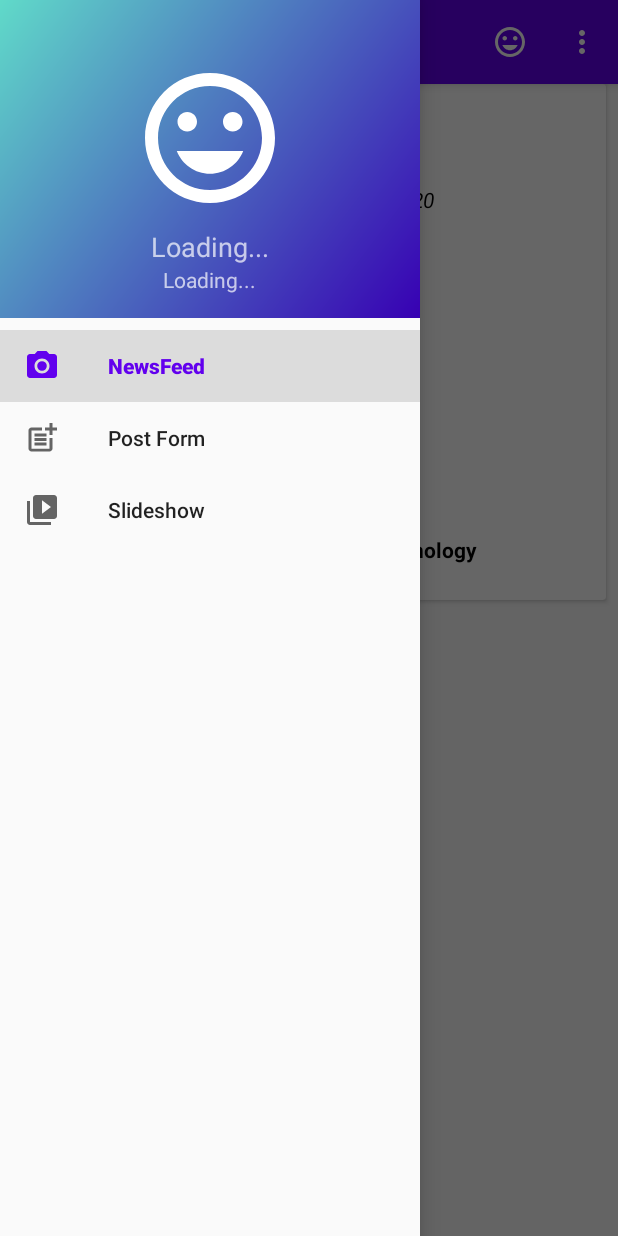
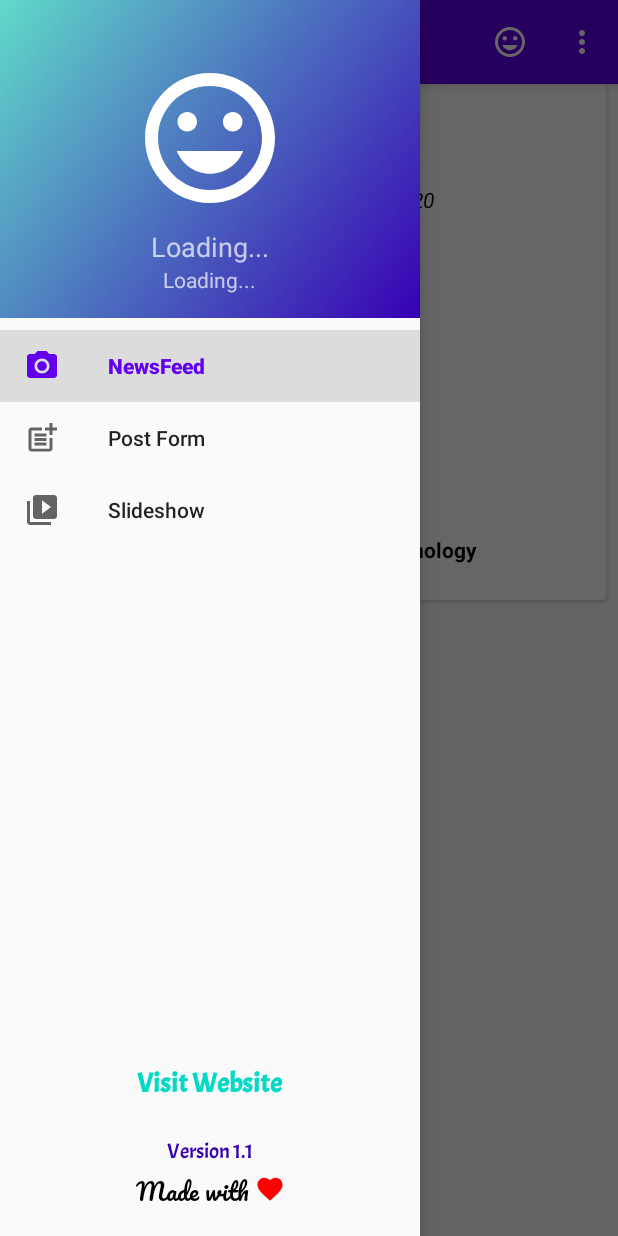
Before and after one commit to psai11/VIT-HACK-TUTOR-FINDER, an Android app: the MainActivity screen opened directly, with no data from a screen before it, with the side drawer open, on a phone screen of 412 x 824 dp. Run offline under Robolectric (Android 15) with nearby library versions, the phone set to English and light mode, and no system bars; our stand-ins replace ButterKnife, navigation-ui.

Commit message:
vit-hack part4

```diff
--- a/TutorFinder_android_app/app/src/main/java/com/vithack/tutorfinder/MainActivity.java
+++ b/TutorFinder_android_app/app/src/main/java/com/vithack/tutorfinder/MainActivity.java
@@ -2,6 +2,7 @@ package com.vithack.tutorfinder;
 
 import android.content.Intent;
 import android.content.SharedPreferences;
+import android.net.Uri;
 import android.os.Bundle;
 import android.util.Log;
 import android.view.MenuItem;
@@ -55,6 +56,15 @@ public class MainActivity extends AppCompatActivity {
         TextView nav_mail_text = navView.findViewById(R.id.nav_mail_text);
         nav_name_text.setText(loginPrefs.getString("FullName", "Loading..."));
         nav_mail_text.setText(loginPrefs.getString("Username","Loading..."));
+
+        TextView visit_site = findViewById(R.id.visit_site);
+        visit_site.setOnClickListener(new View.OnClickListener() {
+            @Override
+            public void onClick(View v) {
+                Intent browserIntent = new Intent(Intent.ACTION_VIEW, Uri.parse("http://findtutor.infinityfreeapp.com/"));
+                startActivity(browserIntent);
+            }
+        });
     }
 
     @Override
--- /dev/null
+++ b/TutorFinder_android_app/app/src/main/res/drawable/love_icon.xml
@@ -0,0 +1,5 @@
+<vector android:height="20dp" android:tint="#FF0000"
+    android:viewportHeight="24.0" android:viewportWidth="24.0"
+    android:width="20dp" xmlns:android="http://schemas.android.com/apk/res/android">
+  <path android:fillColor="#FF000000" android:pathData="M12,21.35l-1.45,-1.32C5.4,15.36 2,12.28 2,8.5 2,5.42 4.42,3 7.5,3c1.74,0 3.41,0.81 4.5,2.09C13.09,3.81 14.76,3 16.5,3 19.58,3 22,5.42 22,8.5c0,3.78 -3.4,6.86 -8.55,11.54L12,21.35z"/>
+</vector>
--- a/TutorFinder_android_app/app/src/main/res/layout/activity_main.xml
+++ b/TutorFinder_android_app/app/src/main/res/layout/activity_main.xml
@@ -19,5 +19,67 @@
         android:layout_height="match_parent"
         android:layout_gravity="start"
         android:fitsSystemWindows="true"
-        app:menu="@menu/activity_main_drawer" />
+        app:menu="@menu/activity_main_drawer" >
+
+        <LinearLayout
+            android:layout_width="match_parent"
+            android:layout_height="wrap_content"
+            android:layout_gravity="bottom"
+            android:orientation="vertical"
+            android:padding="16dp">
+
+            <TextView
+                android:id="@+id/visit_site"
+                android:layout_width="wrap_content"
+                android:layout_height="wrap_content"
+                android:text="Visit Website"
+                android:layout_marginBottom="24dp"
+                android:textSize="18sp"
+                android:fontFamily="@font/acme"
+                android:textColor="@color/colorAccentDark"
+                android:textStyle="bold"
+                android:layout_gravity="center"/>
+
+            <TextView
+                android:layout_width="match_parent"
+                android:layout_height="wrap_content"
+                android:fontFamily="@font/acme"
+                android:gravity="center"
+                android:text="Version 1.1"
+                android:textColor="@color/colorPrimaryDark" />
+
+            <androidx.constraintlayout.widget.ConstraintLayout
+                android:layout_width="match_parent"
+                android:layout_height="wrap_content"
+                android:layout_gravity="bottom">
+
+                <TextView
+                    android:id="@+id/textView26"
+                    android:layout_width="wrap_content"
+                    android:layout_height="wrap_content"
+                    android:layout_marginEnd="20dp"
+                    android:fontFamily="@font/pacifico"
+                    android:gravity="center"
+                    android:text="Made with "
+                    android:textColor="#000000"
+                    android:textSize="16sp"
+                    app:layout_constraintBottom_toBottomOf="parent"
+                    app:layout_constraintEnd_toEndOf="parent"
+                    app:layout_constraintStart_toStartOf="parent"
+                    app:layout_constraintTop_toTopOf="parent" />
+
+                <ImageView
+                    android:id="@+id/imageView2"
+                    android:layout_width="wrap_content"
+                    android:layout_height="wrap_content"
+                    app:layout_constraintBottom_toBottomOf="parent"
+                    app:layout_constraintStart_toEndOf="@+id/textView26"
+                    app:layout_constraintTop_toTopOf="parent"
+                    app:srcCompat="@drawable/love_icon" />
+
+            </androidx.constraintlayout.widget.ConstraintLayout>
+
+        </LinearLayout>
+
+    </com.google.android.material.navigation.NavigationView>
 </androidx.drawerlayout.widget.DrawerLayout>
```
Also changed, not shown: TutorFinder_android_app/app/src/main/res/font/acme.ttf (added), 4 other files.
